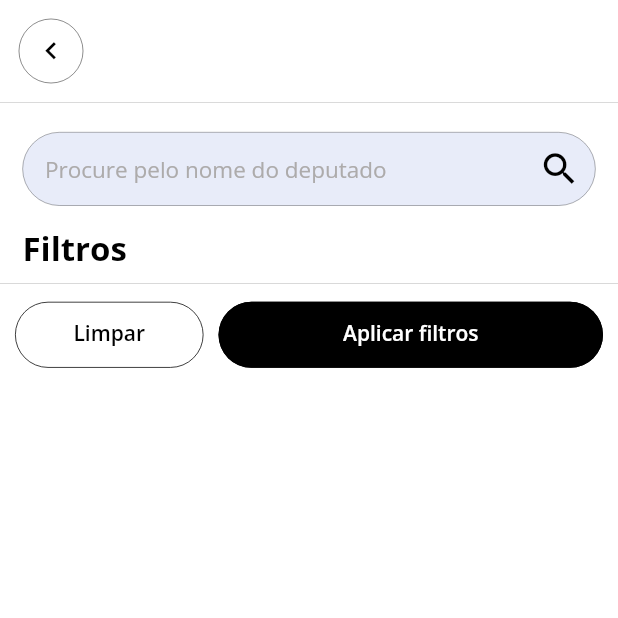
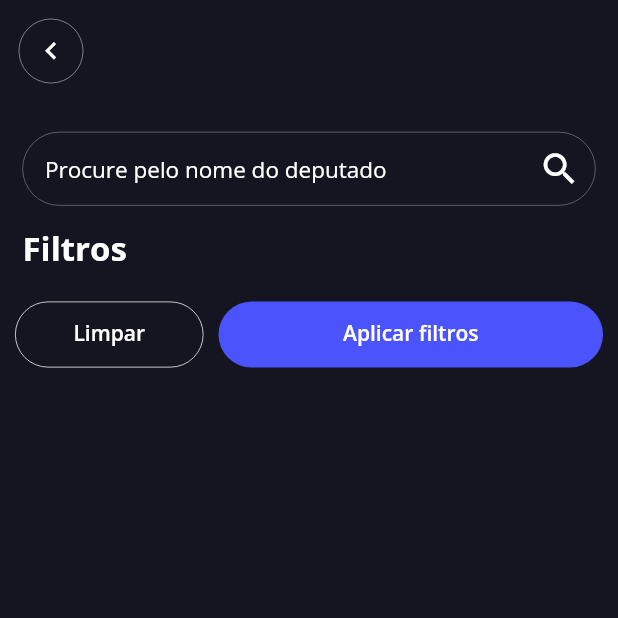
Before and after one commit to rafaelzorn/brasil_transparente_flutter, a Flutter app: the screen it shows after launch, after a tap on the "search" icon, on a phone screen of 412 x 824 dp, the top half of it. Run offline on Flutter 3.47's test engine with Material 2 defaults, Android fonts, the phone set to English and light mode, and no system bars; our stand-ins replace dio, flutter_dotenv, get, google_fonts, lazy_load_scrollview, transparent_image; network calls fail.

Commit message:
Refactor: Change colors APP

```diff
--- a/lib/app/helpers/text_helper.dart
+++ b/lib/app/helpers/text_helper.dart
@@ -8,7 +8,7 @@ class TextHelper {
   static TextStyle style({
     required double fontSize,
     FontWeight fontWeight = FontWeight.w400,
-    Color color = BtColorTheme.BLACK,
+    Color color = BtColorTheme.WHITE,
     double height = 1,
   }) {
     return GoogleFonts.openSans(
--- a/lib/app/modules/deputies/pages/deputies_page.dart
+++ b/lib/app/modules/deputies/pages/deputies_page.dart
@@ -30,7 +30,7 @@ class DeputiesPage extends GetView<DeputiesController> {
           StringResource.DEPUTIES,
           style: TextHelper.style(
             fontSize: 25,
-            fontWeight: FontWeight.w800,
+            fontWeight: FontWeight.w700,
           ),
         ),
       ),
--- a/lib/app/modules/search/pages/search_page.dart
+++ b/lib/app/modules/search/pages/search_page.dart
@@ -27,11 +27,11 @@ class SearchPage extends GetView<SearchController> {
           onPressed: controller.clear,
           style: TextButton.styleFrom(
             padding: EdgeInsets.all(15),
-            primary: BtColorTheme.BLACK,
-            backgroundColor: BtColorTheme.WHITE,
+            primary: BtColorTheme.WHITE,
+            backgroundColor: BtColorTheme.CINDER,
             shape: RoundedRectangleBorder(
               borderRadius: BorderRadius.circular(100),
-              side: BorderSide(color: BtColorTheme.BLACK, width: 0.5),
+              side: BorderSide(color: BtColorTheme.WHITE, width: 0.5),
             ),
             textStyle: TextHelper.style(
               fontSize: 14,
@@ -54,10 +54,9 @@ class SearchPage extends GetView<SearchController> {
           style: TextButton.styleFrom(
             padding: EdgeInsets.all(15),
             primary: BtColorTheme.WHITE,
-            backgroundColor: BtColorTheme.BLACK,
+            backgroundColor: BtColorTheme.DODGER_BLUE,
             shape: RoundedRectangleBorder(
               borderRadius: BorderRadius.circular(100),
-              side: BorderSide(color: BtColorTheme.BLACK),
             ),
             textStyle: TextHelper.style(
               fontSize: 14,
@@ -71,12 +70,6 @@ class SearchPage extends GetView<SearchController> {
 
   Widget _renderButtons() {
     return Container(
-      decoration: BoxDecoration(
-        border: Border(
-          top: BorderSide(color: BtColorTheme.BLACK, width: 0.1),
-        ),
-      ),
-      child: Container(
       padding: EdgeInsets.symmetric(vertical: 10, horizontal: 10),
       child: Row(
         mainAxisAlignment: MainAxisAlignment.spaceBetween,
@@ -85,7 +78,6 @@ class SearchPage extends GetView<SearchController> {
           _renderButtonCleanFilter(),
           _renderButtonApplyFilters(),
         ],
-        ),
       ),
     );
   }
--- a/lib/app/modules/search/pages/widgets/input_search_widget.dart
+++ b/lib/app/modules/search/pages/widgets/input_search_widget.dart
@@ -22,30 +22,30 @@ class InputSearchWidget extends StatelessWidget {
       textInputAction: TextInputAction.done,
       style: TextHelper.style(
         fontSize: 15,
-        color: BtColorTheme.BLACK,
+        color: BtColorTheme.WHITE,
         height: 1.3,
       ),
       decoration: InputDecoration(
         hintText: StringResource.SEARCH_FOR_THE_DEPUTY_NAME,
         hintStyle: TextHelper.style(
           fontSize: 15,
-          color: BtColorTheme.SILVER_CHALICE,
+          color: BtColorTheme.WHITE,
         ),
         suffixIcon: Icon(
           Icons.search,
-          color: BtColorTheme.BLACK,
+          color: BtColorTheme.WHITE,
           size: 28,
         ),
         enabledBorder: OutlineInputBorder(
-          borderSide: BorderSide(color: BtColorTheme.BLACK, width: 0.2),
+          borderSide: BorderSide(color: BtColorTheme.WHITE, width: 0.2),
           borderRadius: BorderRadius.all(Radius.circular(30)),
         ),
         focusedBorder: OutlineInputBorder(
-          borderSide: BorderSide(color: BtColorTheme.BLACK, width: 0.2),
+          borderSide: BorderSide(color: BtColorTheme.WHITE, width: 0.2),
           borderRadius: BorderRadius.all(Radius.circular(30)),
         ),
         filled: true,
-        fillColor: BtColorTheme.LINK_WATER,
+        fillColor: BtColorTheme.CINDER,
         contentPadding: EdgeInsets.fromLTRB(15, 15, 8, 15),
       ),
     );
--- a/lib/app/themes/bt_color_theme.dart
+++ b/lib/app/themes/bt_color_theme.dart
@@ -1,8 +1,7 @@
 import 'package:flutter/material.dart';
 
 class BtColorTheme {
+  static const Color CINDER = Color(0XFF151521);
   static const Color WHITE = Color(0XFFFFFFFF);
-  static const Color SILVER_CHALICE = Color(0XFFADABAB);
-  static const Color LINK_WATER = Color(0XFFE8ECF9);
-  static const Color BLACK = Color(0XFF000000);
+  static const Color DODGER_BLUE = Color(0XFF4B53FC);
 }
--- a/lib/app/themes/bt_theme.dart
+++ b/lib/app/themes/bt_theme.dart
@@ -5,5 +5,5 @@ import 'package:brasil_transparente_flutter/app/themes/bt_color_theme.dart';
 
 final ThemeData btTheme = ThemeData(
   visualDensity: VisualDensity.adaptivePlatformDensity,
-  scaffoldBackgroundColor: BtColorTheme.WHITE,
+  scaffoldBackgroundColor: BtColorTheme.CINDER,
 );
--- a/lib/app/widgets/bt_header_widget.dart
+++ b/lib/app/widgets/bt_header_widget.dart
@@ -22,10 +22,10 @@ class BtHeaderWidget extends StatelessWidget {
   Widget _renderIconButton(IconData icon, Function onPress) {
     return RawMaterialButton(
       constraints: BoxConstraints(minWidth: 0, minHeight: 0),
-      child: Icon(icon, size: 23, color: BtColorTheme.BLACK),
+      child: Icon(icon, size: 23, color: BtColorTheme.WHITE),
       padding: EdgeInsets.all(10),
       shape: CircleBorder(
-        side: BorderSide(width: 0.3, color: BtColorTheme.BLACK),
+        side: BorderSide(width: 0.3, color: BtColorTheme.WHITE),
       ),
       onPressed: () => onPress(),
     );
@@ -52,11 +52,6 @@ class BtHeaderWidget extends StatelessWidget {
     return Container(
       padding: EdgeInsets.all(10),
       margin: EdgeInsets.only(bottom: this.bottom),
-      decoration: BoxDecoration(
-        border: Border(
-          bottom: BorderSide(color: BtColorTheme.BLACK, width: 0.1),
-        ),
-      ),
       child: Row(
         mainAxisAlignment: MainAxisAlignment.spaceBetween,
         mainAxisSize: MainAxisSize.max,
--- a/lib/app/widgets/bt_modal_widget.dart
+++ b/lib/app/widgets/bt_modal_widget.dart
@@ -14,7 +14,7 @@ class BtModalWidget {
           topRight: Radius.circular(25),
         ),
       ),
-      backgroundColor: BtColorTheme.WHITE,
+      backgroundColor: BtColorTheme.CINDER,
       isDismissible: true,
       isScrollControlled: true,
     );
--- a/lib/app/widgets/bt_notification_widget.dart
+++ b/lib/app/widgets/bt_notification_widget.dart
@@ -32,7 +32,7 @@ class BtNotificationWidget extends StatelessWidget {
             padding: EdgeInsets.all(10),
             decoration: BoxDecoration(
               borderRadius: BorderRadius.all(Radius.circular(100)),
-              border: Border.all(color: BtColorTheme.BLACK),
+              border: Border.all(color: BtColorTheme.WHITE),
             ),
             child: Text(
               this.textButton!,
@@ -55,7 +55,7 @@ class BtNotificationWidget extends StatelessWidget {
       child: Column(
         mainAxisAlignment: MainAxisAlignment.center,
         children: <Widget>[
-          Icon(this.icon, size: 90, color: BtColorTheme.BLACK),
+          Icon(this.icon, size: 90, color: BtColorTheme.WHITE),
           Container(
             padding: EdgeInsets.only(top: 15, bottom: 10),
             child: Text(
--- a/lib/app/widgets/bt_spinner_widget.dart
+++ b/lib/app/widgets/bt_spinner_widget.dart
@@ -7,7 +7,7 @@ class BtSpinnerWidget extends StatelessWidget {
   final double strokeWidth;
   final Color color;
 
-  BtSpinnerWidget({this.strokeWidth: 2, this.color: BtColorTheme.BLACK});
+  BtSpinnerWidget({this.strokeWidth: 2, this.color: BtColorTheme.WHITE});
 
   @override
   Widget build(BuildContext context) {
--- a/lib/main.dart
+++ b/lib/main.dart
@@ -22,8 +22,8 @@ class Main extends StatelessWidget {
   Widget build(BuildContext context) {
     SystemChrome.setSystemUIOverlayStyle(
       SystemUiOverlayStyle(
-        statusBarColor: BtColorTheme.WHITE,
-        statusBarIconBrightness: Brightness.dark,
+        statusBarColor: BtColorTheme.CINDER,
+        statusBarIconBrightness: Brightness.light,
       ),
     );
 
```
Also changed, not shown: lib/app/modules/deputies/pages/widgets/deputy_widget.dart (+12 -13 lines). Lines whose indentation alone changed are shown as unchanged.
